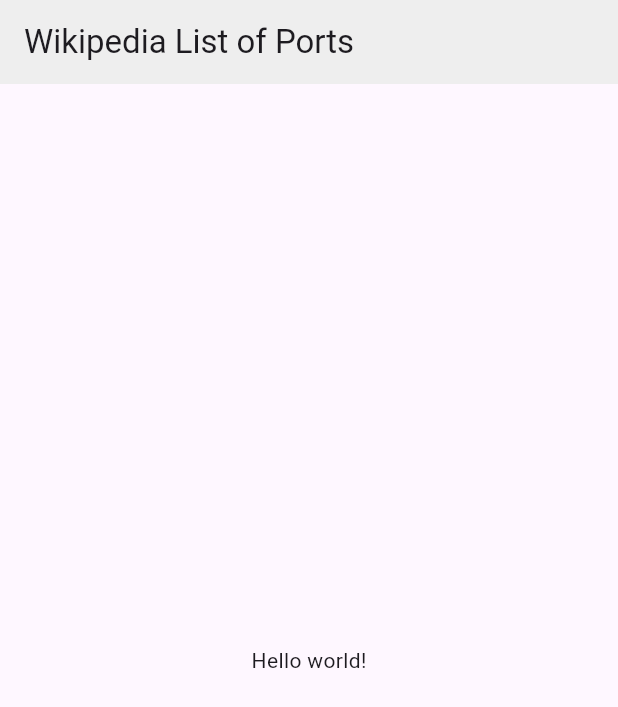
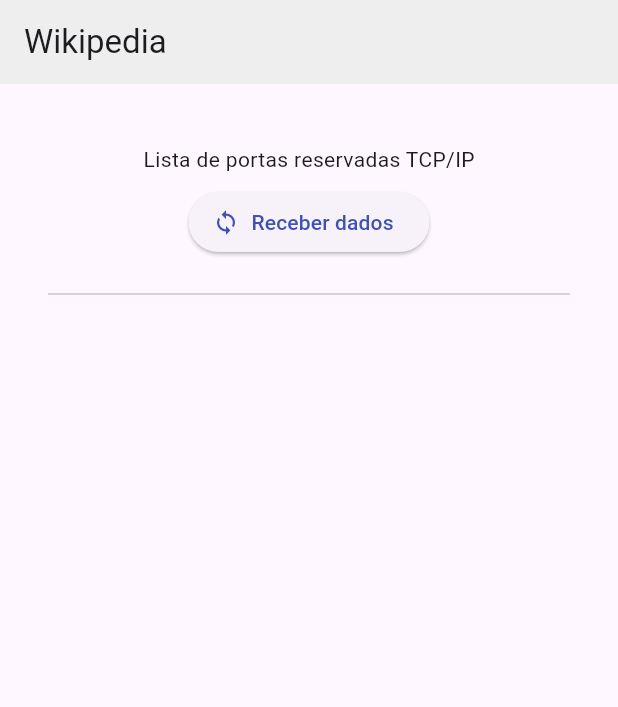
Before and after one commit to Franco904/scraping_app, a Flutter app: the screen it shows after launch, on a phone screen of 412 x 824 dp. Shown: the top 707 px of the screen. Run offline on Flutter 3.47's test engine with Material 3 defaults, Android fonts, the phone set to English and light mode, and no system bars; our stand-ins replace equatable, get.

Commit message:
feat: adiciona camada de dados + tratamento http + pagina de portas

```diff
--- /dev/null
+++ b/lib/data/data.dart
@@ -0,0 +1,2 @@
+export 'enums/enums.dart';
+export 'models/models.dart';
--- /dev/null
+++ b/lib/data/enums/enums.dart
@@ -0,0 +1 @@
+export 'http_codes.dart';
--- /dev/null
+++ b/lib/data/models/models.dart
@@ -0,0 +1,2 @@
+export 'port.dart';
+export 'request_results.dart';
--- /dev/null
+++ b/lib/data/models/port.dart
@@ -0,0 +1,23 @@
+class Port {
+  final String number;
+  final String description;
+  final String status;
+
+  Port({
+    required this.number,
+    required this.description,
+    required this.status,
+  });
+
+  factory Port.fromJson(Map<String, dynamic> json) {
+    return Port(
+      number: normalizeChars(json['number'] as String),
+      description: normalizeChars(json['description'] as String),
+      status: normalizeChars(json['status'] as String),
+    );
+  }
+}
+
+String normalizeChars(String rawString) {
+  return rawString.replaceAll('Ã§', 'ç');
+}
--- /dev/null
+++ b/lib/exceptions/exceptions.dart
@@ -0,0 +1,2 @@
+export 'app_exception.dart';
+export 'http_service_exception.dart';
--- /dev/null
+++ b/lib/exceptions/http_service_exception.dart
@@ -0,0 +1,5 @@
+import 'package:scraping_app/exceptions/app_exception.dart';
+
+class HttpServiceException extends AppException {
+  const HttpServiceException(String message) : super(message);
+}
--- a/lib/wikipedia_ports/wikipedia_ports_controller.dart
+++ b/lib/wikipedia_ports/wikipedia_ports_controller.dart
@@ -1,9 +1,27 @@
 import 'package:get/get.dart';
+import 'package:http/http.dart';
+import 'package:scraping_app/data/data.dart';
 import 'package:scraping_app/infra/http_client_service.dart';
 
 class WikipediaPortsController extends GetxController {
-  final HttpClientService httpClientService = Get.find();
+  final httpClientService = HttpClientService(client: Client());
 
-  final RxString _greetingText = RxString('Hello world!');
-  String get greetingText => _greetingText.value;
+  final _ports = Rx(<Port>[]);
+  final _isLoading = RxBool(false);
+
+  List<Port> get ports => _ports.value;
+  bool get isLoading => _isLoading.value;
+
+  Future<void> getPorts() async {
+    _isLoading.value = true;
+    await Future.delayed(const Duration(milliseconds: 150));
+
+    final requestResult = await httpClientService.get();
+    if (requestResult.hasError) {
+      Get.snackbar('Erro na comunicação com o servidor', '');
+    }
+
+    _ports.value = requestResult.hasData ? requestResult.data.map((data) => Port.fromJson(data)).toList() : [];
+    _isLoading.value = false;
+  }
 }
--- a/lib/wikipedia_ports/wikipedia_ports_page.dart
+++ b/lib/wikipedia_ports/wikipedia_ports_page.dart
@@ -12,11 +12,58 @@ class WikipediaPortsPage extends GetView<WikipediaPortsController> {
   Widget build(BuildContext context) {
     return Scaffold(
       appBar: AppBar(
-        title: const Text('Wikipedia List of Ports'),
+        title: const Text('Wikipedia'),
         backgroundColor: Colors.grey[200],
       ),
-      body: Center(
-        child: Text(controller.greetingText),
+      body: Align(
+        alignment: Alignment.topCenter,
+        child: Column(
+          mainAxisSize: MainAxisSize.min,
+          children: [
+            const SizedBox(height: 40),
+            const Text('Lista de portas reservadas TCP/IP'),
+            const SizedBox(height: 8),
+            ElevatedButton.icon(
+              icon: const Icon(Icons.sync, color: Colors.indigo),
+              label: const Text('Receber dados', style: TextStyle(color: Colors.indigo)),
+              onPressed: () => controller.getPorts(),
+            ),
+            const SizedBox(height: 16),
+            const Padding(
+              padding: EdgeInsets.symmetric(horizontal: 32),
+              child: Divider(),
+            ),
+            const SizedBox(height: 16),
+            Obx(() {
+              return controller.isLoading
+                  ? const Center(
+                      child: Padding(
+                      padding: EdgeInsets.only(top: 48),
+                      child: CircularProgressIndicator(),
+                    ))
+                  : Column(
+                      mainAxisSize: MainAxisSize.min,
+                      children: controller.ports.map((port) {
+                        return Flexible(
+                          child: Container(
+                            decoration: BoxDecoration(color: Colors.grey[200]),
+                            child: Row(
+                              children: [
+                                Text(port.number),
+                                const SizedBox(width: 16),
+                                Text(port.description),
+                                const SizedBox(width: 16),
+                                Text(port.status),
+                                const SizedBox(width: 16),
+                              ],
+                            ),
+                          ),
+                        );
+                      }).toList(),
+                    );
+            }),
+          ],
+        ),
       ),
     );
   }
```
Also changed, not shown: lib/data/enums/http_codes.dart (added, +14 -0 lines), lib/data/models/request_results.dart (added, +41 -0 lines), lib/di/global_dependencies.dart (+1 -6 lines), lib/exceptions/app_exception.dart (added, +10 -0 lines), lib/infra/http_client_service.dart (+35 -6 lines).
